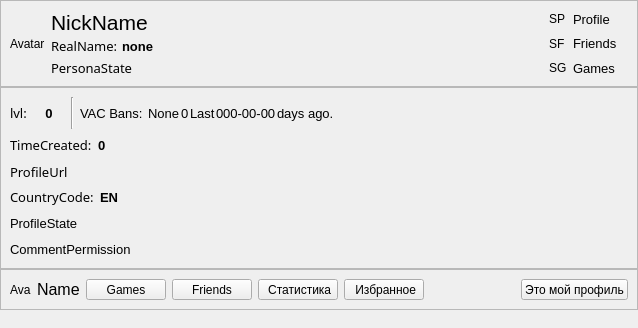
This is AraSteamManager/MainSubForms/formprofile.ui in Arankir/AraSteamManager as Qt 5 draws it before an edit. The edited form follows.
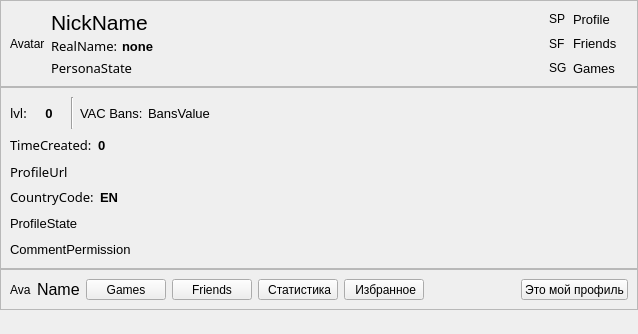
This is the edited form.

Patch:
```diff
--- a/AraSteamManager/MainSubForms/formprofile.ui
+++ b/AraSteamManager/MainSubForms/formprofile.ui
@@ -7,7 +7,7 @@
     <x>0</x>
     <y>0</y>
     <width>638</width>
-    <height>328</height>
+    <height>334</height>
    </rect>
   </property>
   <property name="windowTitle">
@@ -373,55 +373,7 @@
                </font>
               </property>
               <property name="text">
-               <string>None</string>
-              </property>
-             </widget>
-            </item>
-            <item>
-             <widget class="QLabel" name="LabelBansNotNone">
-              <property name="font">
-               <font>
-                <pointsize>10</pointsize>
-               </font>
-              </property>
-              <property name="text">
-               <string notr="true">0</string>
-              </property>
-             </widget>
-            </item>
-            <item>
-             <widget class="QLabel" name="LabelBansLast">
-              <property name="font">
-               <font>
-                <pointsize>10</pointsize>
-               </font>
-              </property>
-              <property name="text">
-               <string>Last</string>
-              </property>
-             </widget>
-            </item>
-            <item>
-             <widget class="QLabel" name="LabelBansDays">
-              <property name="font">
-               <font>
-                <pointsize>10</pointsize>
-               </font>
-              </property>
-              <property name="text">
-               <string notr="true">000-00-00</string>
-              </property>
-             </widget>
-            </item>
-            <item>
-             <widget class="QLabel" name="LabelBansDaysAgo">
-              <property name="font">
-               <font>
-                <pointsize>10</pointsize>
-               </font>
-              </property>
-              <property name="text">
-               <string>days ago.</string>
+               <string notr="true">BansValue</string>
               </property>
              </widget>
             </item>
```
Left out of the diff: 6 changed lines with no effect on the pictures.
